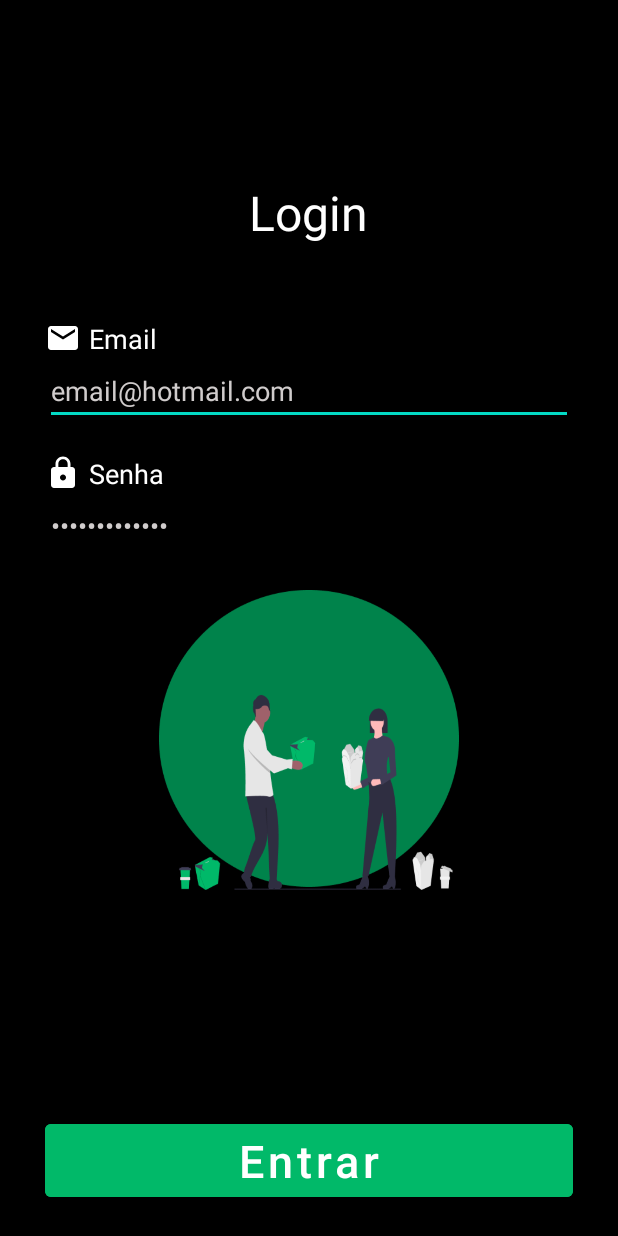
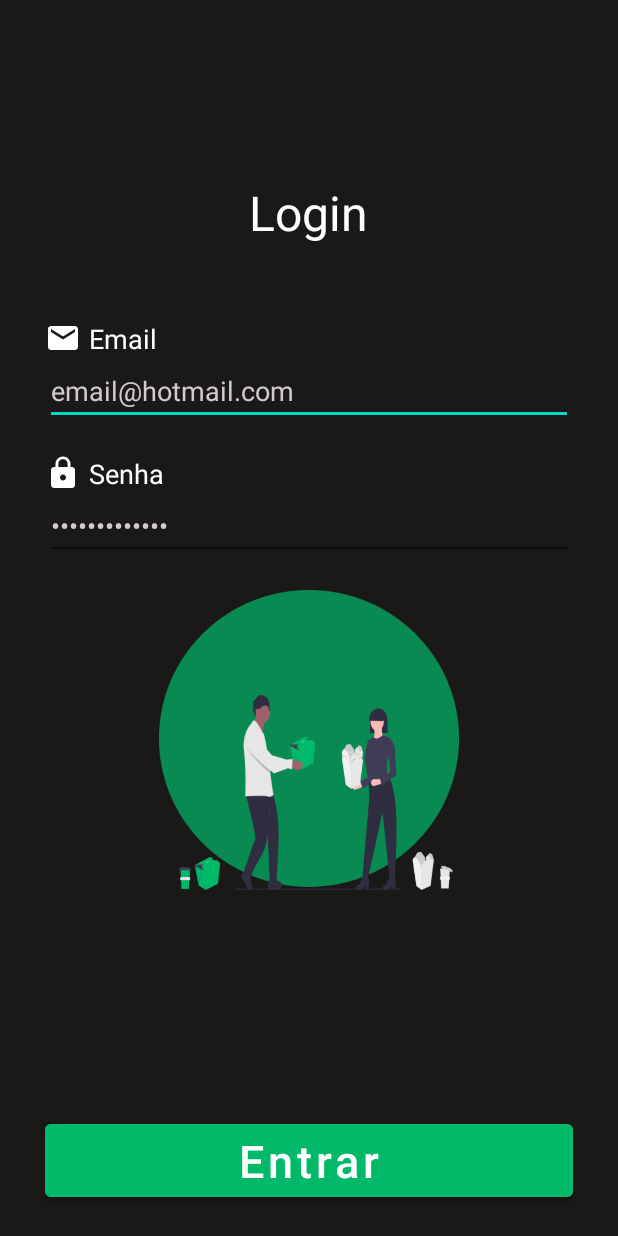
Before and after one commit to Vinicius-Mance/ESG, an Android app: the screen it shows after launch (MainActivity), on a phone screen of 412 x 824 dp. Run offline under Robolectric (Android 15) with nearby library versions, the phone set to English and light mode, and no system bars.

Commit message:
cor de fundo alterada

```diff
--- a/app/src/main/res/layout/activity_home.xml
+++ b/app/src/main/res/layout/activity_home.xml
@@ -5,7 +5,7 @@
     android:layout_width="match_parent"
     android:layout_height="match_parent"
     tools:context=".MainActivity"
-    android:background="#000"
+    android:background="#1b1818"
     >
 <!-- começo header -->
     <LinearLayout
--- a/app/src/main/res/layout/activity_main.xml
+++ b/app/src/main/res/layout/activity_main.xml
@@ -5,7 +5,7 @@
     android:layout_width="match_parent"
     android:layout_height="match_parent"
     tools:context=".MainActivity"
-    android:background="#000"
+    android:background="#1b1818"
     >
 
     <LinearLayout
```
